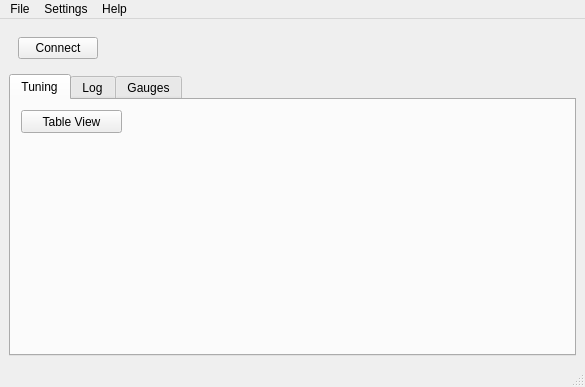
Old version of the form ui/resources/main_window.ui in the repository openecu/ecu-manager.
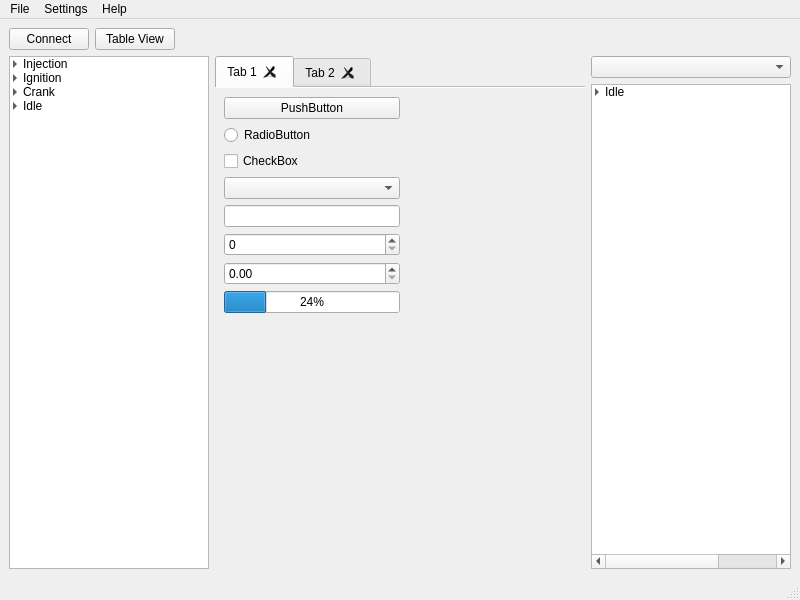
New version of the form.

```diff
--- a/ui/resources/main_window.ui
+++ b/ui/resources/main_window.ui
@@ -6,75 +6,464 @@
    <rect>
     <x>0</x>
     <y>0</y>
-    <width>585</width>
-    <height>387</height>
+    <width>800</width>
+    <height>600</height>
    </rect>
   </property>
   <property name="windowTitle">
    <string>MainWindow</string>
   </property>
   <widget class="QWidget" name="centralwidget">
-   <layout class="QGridLayout" name="gridLayout">
-    <item row="5" column="0">
-     <widget class="QTabWidget" name="tabWidget">
-      <property name="currentIndex">
+   <layout class="QVBoxLayout" name="verticalLayout_2">
+    <item>
+     <layout class="QHBoxLayout" name="horizontalLayout">
+      <property name="spacing">
+       <number>6</number>
+      </property>
+      <property name="margin">
        <number>0</number>
       </property>
-      <widget class="QWidget" name="tab">
-       <attribute name="title">
-        <string>Tuning</string>
-       </attribute>
+      <item>
+       <widget class="QPushButton" name="connectButton">
+        <property name="text">
+         <string>Connect</string>
+        </property>
+       </widget>
+      </item>
+      <item>
        <widget class="QPushButton" name="tableViewButton">
-        <property name="geometry">
-         <rect>
-          <x>10</x>
-          <y>10</y>
-          <width>101</width>
-          <height>23</height>
-         </rect>
-        </property>
         <property name="text">
          <string>Table View</string>
         </property>
        </widget>
-      </widget>
-      <widget class="QWidget" name="tab_2">
-       <attribute name="title">
-        <string>Log</string>
-       </attribute>
-      </widget>
-      <widget class="QWidget" name="tab_3">
-       <attribute name="title">
-        <string>Gauges</string>
-       </attribute>
-      </widget>
-     </widget>
+      </item>
+      <item>
+       <spacer name="horizontalSpacer">
+        <property name="orientation">
+         <enum>Qt::Horizontal</enum>
+        </property>
+        <property name="sizeHint" stdset="0">
+         <size>
+          <width>40</width>
+          <height>20</height>
+         </size>
+        </property>
+       </spacer>
+      </item>
+     </layout>
     </item>
-    <item row="0" column="0">
-     <widget class="QWidget" name="widget" native="true">
-      <layout class="QHBoxLayout" name="horizontalLayout">
-       <item>
-        <widget class="QPushButton" name="connectButton">
+    <item>
+     <layout class="QHBoxLayout" name="horizontalLayout_2">
+      <item>
+       <widget class="QTreeWidget" name="treeWidget">
+        <property name="sizePolicy">
+         <sizepolicy hsizetype="Fixed" vsizetype="Expanding">
+          <horstretch>0</horstretch>
+          <verstretch>0</verstretch>
+         </sizepolicy>
+        </property>
+        <property name="minimumSize">
+         <size>
+          <width>200</width>
+          <height>0</height>
+         </size>
+        </property>
+        <property name="maximumSize">
+         <size>
+          <width>200</width>
+          <height>16777215</height>
+         </size>
+        </property>
+        <property name="autoScroll">
+         <bool>true</bool>
+        </property>
+        <property name="indentation">
+         <number>10</number>
+        </property>
+        <attribute name="headerVisible">
+         <bool>false</bool>
+        </attribute>
+        <attribute name="headerCascadingSectionResizes">
+         <bool>false</bool>
+        </attribute>
+        <attribute name="headerDefaultSectionSize">
+         <number>200</number>
+        </attribute>
+        <attribute name="headerHighlightSections">
+         <bool>false</bool>
+        </attribute>
+        <attribute name="headerShowSortIndicator" stdset="0">
+         <bool>false</bool>
+        </attribute>
+        <attribute name="headerStretchLastSection">
+         <bool>true</bool>
+        </attribute>
+        <column>
          <property name="text">
-          <string>Connect</string>
+          <string>Name</string>
          </property>
-        </widget>
-       </item>
-       <item>
-        <spacer name="horizontalSpacer">
-         <property name="orientation">
-          <enum>Qt::Horizontal</enum>
+        </column>
+        <item>
+         <property name="text">
+          <string>Injection</string>
          </property>
-         <property name="sizeHint" stdset="0">
-          <size>
-           <width>465</width>
-           <height>20</height>
-          </size>
+         <item>
+          <property name="text">
+           <string>Injector Flow</string>
+          </property>
+         </item>
+         <item>
+          <property name="text">
+           <string>Injector Dead Time</string>
+          </property>
+         </item>
+         <item>
+          <property name="text">
+           <string>Air/Fuel Ratio</string>
+          </property>
+         </item>
+         <item>
+          <property name="text">
+           <string>Volumetric Efficiency</string>
+          </property>
+         </item>
+         <item>
+          <property name="text">
+           <string>Timing</string>
+          </property>
+         </item>
+        </item>
+        <item>
+         <property name="text">
+          <string>Ignition</string>
          </property>
-        </spacer>
-       </item>
-      </layout>
-     </widget>
+         <item>
+          <property name="text">
+           <string>Timing Advance</string>
+          </property>
+         </item>
+         <item>
+          <property name="text">
+           <string>Dwell Time</string>
+          </property>
+         </item>
+         <item>
+          <property name="text">
+           <string>Timing Advance Increment Step</string>
+          </property>
+         </item>
+         <item>
+          <property name="text">
+           <string>Timing Advance Decrement Step</string>
+          </property>
+         </item>
+        </item>
+        <item>
+         <property name="text">
+          <string>Crank</string>
+         </property>
+         <item>
+          <property name="text">
+           <string>Injector Pulsewidth</string>
+          </property>
+         </item>
+        </item>
+        <item>
+         <property name="text">
+          <string>Idle</string>
+         </property>
+         <item>
+          <property name="text">
+           <string>Target RPM</string>
+          </property>
+         </item>
+         <item>
+          <property name="text">
+           <string>Air/Fuel Ratio</string>
+          </property>
+         </item>
+         <item>
+          <property name="text">
+           <string>Ignition Timing</string>
+          </property>
+         </item>
+         <item>
+          <property name="text">
+           <string>Ignition Timing Offset</string>
+          </property>
+         </item>
+         <item>
+          <property name="text">
+           <string>Actuator</string>
+          </property>
+          <item>
+           <property name="text">
+            <string>PID Settings</string>
+           </property>
+          </item>
+          <item>
+           <property name="text">
+            <string>PWM Frequency</string>
+           </property>
+          </item>
+         </item>
+        </item>
+       </widget>
+      </item>
+      <item>
+       <widget class="QTabWidget" name="tabWidget">
+        <property name="autoFillBackground">
+         <bool>false</bool>
+        </property>
+        <property name="tabPosition">
+         <enum>QTabWidget::North</enum>
+        </property>
+        <property name="tabShape">
+         <enum>QTabWidget::Rounded</enum>
+        </property>
+        <property name="currentIndex">
+         <number>0</number>
+        </property>
+        <property name="elideMode">
+         <enum>Qt::ElideNone</enum>
+        </property>
+        <property name="documentMode">
+         <bool>true</bool>
+        </property>
+        <property name="tabsClosable">
+         <bool>true</bool>
+        </property>
+        <property name="movable">
+         <bool>false</bool>
+        </property>
+        <widget class="QWidget" name="tab">
+         <property name="autoFillBackground">
+          <bool>false</bool>
+         </property>
+         <attribute name="title">
+          <string>Tab 1</string>
+         </attribute>
+         <layout class="QHBoxLayout" name="horizontalLayout_3">
+          <item>
+           <layout class="QVBoxLayout" name="verticalLayout_3">
+            <item>
+             <widget class="QPushButton" name="pushButton">
+              <property name="text">
+               <string>PushButton</string>
+              </property>
+             </widget>
+            </item>
+            <item>
+             <widget class="QRadioButton" name="radioButton">
+              <property name="text">
+               <string>RadioButton</string>
+              </property>
+             </widget>
+            </item>
+            <item>
+             <widget class="QCheckBox" name="checkBox">
+              <property name="text">
+               <string>CheckBox</string>
+              </property>
+             </widget>
+            </item>
+            <item>
+             <widget class="QComboBox" name="comboBox_2"/>
+            </item>
+            <item>
+             <widget class="QLineEdit" name="lineEdit"/>
+            </item>
+            <item>
+             <widget class="QSpinBox" name="spinBox"/>
+            </item>
+            <item>
+             <widget class="QDoubleSpinBox" name="doubleSpinBox"/>
+            </item>
+            <item>
+             <widget class="QProgressBar" name="progressBar">
+              <property name="value">
+               <number>24</number>
+              </property>
+             </widget>
+            </item>
+            <item>
+             <spacer name="verticalSpacer">
+              <property name="orientation">
+               <enum>Qt::Vertical</enum>
+              </property>
+              <property name="sizeHint" stdset="0">
+               <size>
+                <width>20</width>
+                <height>40</height>
+               </size>
+              </property>
+             </spacer>
+            </item>
+           </layout>
+          </item>
+          <item>
+           <spacer name="horizontalSpacer_2">
+            <property name="orientation">
+             <enum>Qt::Horizontal</enum>
+            </property>
+            <property name="sizeHint" stdset="0">
+             <size>
+              <width>40</width>
+              <height>20</height>
+             </size>
+            </property>
+           </spacer>
+          </item>
+         </layout>
+         <zorder>horizontalSpacer_2</zorder>
+         <zorder>pwmFrequencyComboBox</zorder>
+         <zorder>pushButton</zorder>
+         <zorder>radioButton</zorder>
+         <zorder>checkBox</zorder>
+         <zorder>comboBox_2</zorder>
+         <zorder>lineEdit</zorder>
+         <zorder>spinBox</zorder>
+         <zorder>doubleSpinBox</zorder>
+         <zorder>progressBar</zorder>
+         <zorder>horizontalSpacer_2</zorder>
+        </widget>
+        <widget class="QWidget" name="tab_2">
+         <attribute name="title">
+          <string>Tab 2</string>
+         </attribute>
+        </widget>
+       </widget>
+      </item>
+      <item>
+       <layout class="QVBoxLayout" name="verticalLayout">
+        <item>
+         <widget class="QComboBox" name="comboBox">
+          <property name="editable">
+           <bool>false</bool>
+          </property>
+          <item>
+           <property name="text">
+            <string/>
+           </property>
+          </item>
+          <item>
+           <property name="text">
+            <string>Injection</string>
+           </property>
+          </item>
+          <item>
+           <property name="text">
+            <string>Ignition</string>
+           </property>
+          </item>
+          <item>
+           <property name="text">
+            <string>Idle</string>
+           </property>
+          </item>
+         </widget>
+        </item>
+        <item>
+         <widget class="QTreeWidget" name="dataTreeWidget">
+          <property name="sizePolicy">
+           <sizepolicy hsizetype="Fixed" vsizetype="Expanding">
+            <horstretch>0</horstretch>
+            <verstretch>0</verstretch>
+           </sizepolicy>
+          </property>
+          <property name="minimumSize">
+           <size>
+            <width>200</width>
+            <height>0</height>
+           </size>
+          </property>
+          <property name="maximumSize">
+           <size>
+            <width>200</width>
+            <height>16777215</height>
+           </size>
+          </property>
+          <property name="frameShape">
+           <enum>QFrame::StyledPanel</enum>
+          </property>
+          <property name="indentation">
+           <number>10</number>
+          </property>
+          <property name="itemsExpandable">
+           <bool>true</bool>
+          </property>
+          <property name="expandsOnDoubleClick">
+           <bool>false</bool>
+          </property>
+          <attribute name="headerVisible">
+           <bool>false</bool>
+          </attribute>
+          <column>
+           <property name="text">
+            <string>Name</string>
+           </property>
+          </column>
+          <column>
+           <property name="text">
+            <string>Value</string>
+           </property>
+          </column>
+          <column>
+           <property name="text">
+            <string>Unit</string>
+           </property>
+          </column>
+          <item>
+           <property name="text">
+            <string>Idle</string>
+           </property>
+           <item>
+            <property name="text">
+             <string>Target RPM</string>
+            </property>
+            <property name="text">
+             <string>850</string>
+            </property>
+           </item>
+           <item>
+            <property name="text">
+             <string>RPM Delta</string>
+            </property>
+            <property name="text">
+             <string>0</string>
+            </property>
+            <property name="text">
+             <string/>
+            </property>
+           </item>
+           <item>
+            <property name="text">
+             <string>Timing Offset</string>
+            </property>
+            <property name="text">
+             <string>0</string>
+            </property>
+            <property name="text">
+             <string>BTDC</string>
+            </property>
+           </item>
+           <item>
+            <property name="text">
+             <string>PWM Duty</string>
+            </property>
+            <property name="text">
+             <string>28</string>
+            </property>
+            <property name="text">
+             <string>%</string>
+            </property>
+           </item>
+          </item>
+         </widget>
+        </item>
+       </layout>
+      </item>
+     </layout>
     </item>
    </layout>
   </widget>
@@ -83,7 +472,7 @@
     <rect>
      <x>0</x>
      <y>0</y>
-     <width>585</width>
+     <width>800</width>
      <height>21</height>
     </rect>
    </property>
```
